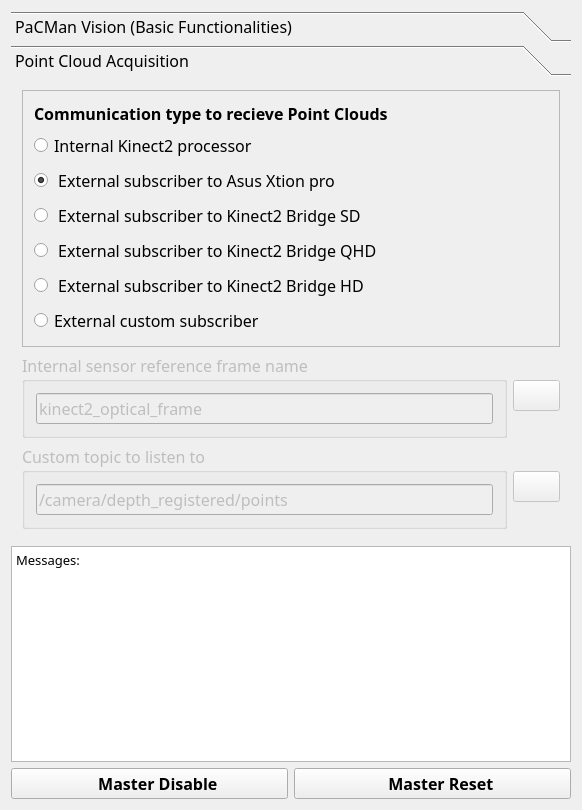
Qt form src/basic_node/gui/basic_node_gui.ui (Tabjones/pacman_vision) before a commit.
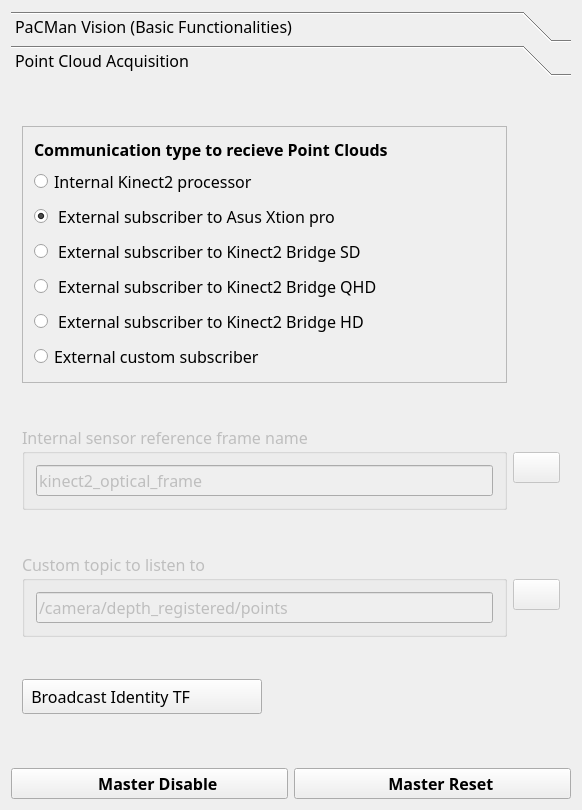
The same form after that commit. The open tabs and pages were chosen to show the change. Icons and pictures are not drawn.

The edit to the form file:
```diff
--- a/src/basic_node/gui/basic_node_gui.ui
+++ b/src/basic_node/gui/basic_node_gui.ui
@@ -1233,15 +1233,15 @@
         <rect>
          <x>0</x>
          <y>0</y>
-         <width>471</width>
-         <height>270</height>
+         <width>560</width>
+         <height>676</height>
         </rect>
        </property>
        <attribute name="label">
         <string>Point Cloud Acquisition</string>
        </attribute>
        <layout class="QGridLayout" name="gridLayout_5">
-        <item row="0" column="0" colspan="2">
+        <item row="0" column="0">
          <widget class="QFrame" name="TypeF">
           <property name="sizePolicy">
            <sizepolicy hsizetype="Expanding" vsizetype="Fixed">
@@ -1500,6 +1500,51 @@
           </property>
          </widget>
         </item>
+        <item row="3" column="0">
+         <widget class="QPushButton" name="BrdButt">
+          <property name="maximumSize">
+           <size>
+            <width>240</width>
+            <height>35</height>
+           </size>
+          </property>
+          <property name="font">
+           <font>
+            <family>Oxygen-Sans</family>
+            <pointsize>12</pointsize>
+           </font>
+          </property>
+          <property name="focusPolicy">
+           <enum>Qt::NoFocus</enum>
+          </property>
+          <property name="acceptDrops">
+           <bool>false</bool>
+          </property>
+          <property name="toolTip">
+           <string>Broadcast a TF transform (Identity) between camera_link and kinect2_link. This is useful if you have both sensors plugged and running and you want to switch subscriber without the need to change fixed frame in rviz.</string>
+          </property>
+          <property name="styleSheet">
+           <string notr="true">Text-align:left</string>
+          </property>
+          <property name="text">
+           <string>  Broadcast Identity TF</string>
+          </property>
+          <property name="icon">
+           <iconset resource="../../../resources/resources.qrc">
+            <normaloff>:/icons/off.png</normaloff>
+            <normalon>:/icons/on.png</normalon>:/icons/off.png</iconset>
+          </property>
+          <property name="iconSize">
+           <size>
+            <width>32</width>
+            <height>32</height>
+           </size>
+          </property>
+          <property name="checkable">
+           <bool>true</bool>
+          </property>
+         </widget>
+        </item>
        </layout>
       </widget>
      </widget>
@@ -1563,70 +1608,6 @@
       </property>
      </widget>
     </item>
-    <item row="1" column="0" colspan="2">
-     <widget class="QPlainTextEdit" name="LoggingConsole">
-      <property name="minimumSize">
-       <size>
-        <width>256</width>
-        <height>64</height>
-       </size>
-      </property>
-      <property name="maximumSize">
-       <size>
-        <width>16777215</width>
-        <height>256</height>
-       </size>
-      </property>
-      <property name="baseSize">
-       <size>
-        <width>256</width>
-        <height>64</height>
-       </size>
-      </property>
-      <property name="font">
-       <font>
-        <family>Inconsolata-dz for Powerline</family>
-        <pointsize>10</pointsize>
-        <weight>50</weight>
-        <bold>false</bold>
-        <stylestrategy>PreferAntialias</stylestrategy>
-       </font>
-      </property>
-      <property name="cursor" stdset="0">
-       <cursorShape>IBeamCursor</cursorShape>
-      </property>
-      <property name="toolTip">
-       <string>Displays some information on what's going on.</string>
-      </property>
-      <property name="layoutDirection">
-       <enum>Qt::LeftToRight</enum>
-      </property>
-      <property name="frameShape">
-       <enum>QFrame::StyledPanel</enum>
-      </property>
-      <property name="frameShadow">
-       <enum>QFrame::Sunken</enum>
-      </property>
-      <property name="undoRedoEnabled">
-       <bool>false</bool>
-      </property>
-      <property name="readOnly">
-       <bool>true</bool>
-      </property>
-      <property name="plainText">
-       <string>Messages:</string>
-      </property>
-      <property name="maximumBlockCount">
-       <number>50</number>
-      </property>
-      <property name="backgroundVisible">
-       <bool>false</bool>
-      </property>
-      <property name="centerOnScroll">
-       <bool>true</bool>
-      </property>
-     </widget>
-    </item>
    </layout>
   </widget>
  </widget>
```
Left out of the diff: 6 changed lines with no effect on the pictures.
